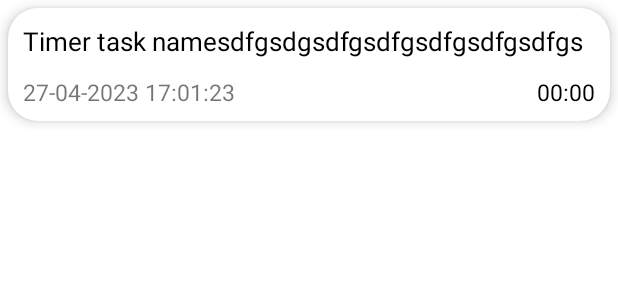
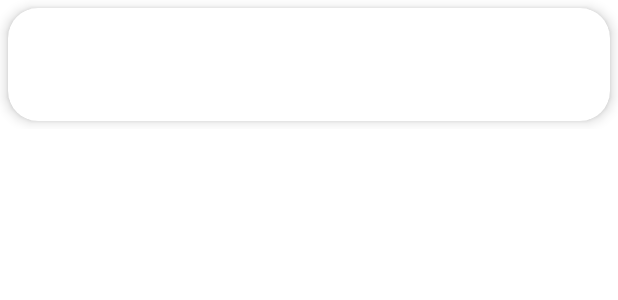
Before and after one commit to Fazer777/ToDoListMobApp, an Android app: the layout item_recycler_view_timer.xml on its own in the app's theme, with its tools: preview values and no code run, on a phone screen of 412 x 824 dp. Shown: the top 300 px of the screen. Run offline under Robolectric (Android 15) with nearby library versions, the phone set to English and light mode, and no system bars.

Commit message:
No major changes

```diff
--- a/app/src/main/java/com/example/todolistver2/fragments/Notes/NotesFragment.java
+++ b/app/src/main/java/com/example/todolistver2/fragments/Notes/NotesFragment.java
@@ -85,7 +85,7 @@ public class NotesFragment extends Fragment {
         notes = new ArrayList<>();
         notes = dbManager.getAllNotesDatabase();
         Collections.reverse(notes);
-        Toast.makeText(context, "FragmentOnCreate", Toast.LENGTH_LONG).show();
+       // Toast.makeText(context, "FragmentOnCreate", Toast.LENGTH_LONG).show();
     }
 
     @Override
@@ -179,7 +179,6 @@ public class NotesFragment extends Fragment {
 
                             }
                         }).setCancelable(false).create().show();
-
             }
         });
     }
--- a/app/src/main/res/layout/item_category_adapter.xml
+++ b/app/src/main/res/layout/item_category_adapter.xml
@@ -14,7 +14,7 @@
         android:background="@drawable/ic_category_background"
         android:foreground="@drawable/ic_category_foreground"
         android:src="@drawable/ic_category_background"
-        android:contentDescription="Icon category"
+        android:contentDescription="@string/icon_category"
         app:tint="@color/lightGreen"
         app:shapeAppearanceOverlay="@style/ShapeableImageView.Round"
         />
--- a/app/src/main/res/layout/item_recycler_view.xml
+++ b/app/src/main/res/layout/item_recycler_view.xml
@@ -33,7 +33,6 @@
                 android:id="@+id/note_id_description"
                 android:layout_width="match_parent"
                 android:layout_height="59dp"
-                android:text="Description"
                 android:textColor="@color/black"
                 android:textSize="12sp"
                 app:layout_constraintStart_toStartOf="parent"
@@ -50,8 +49,7 @@
                 app:layout_constraintLeft_toLeftOf="parent"
                 android:layout_margin="5dp"
                 android:text="20-04-23 17:59:59"
-                android:textSize="10sp"
-
+                android:textSize="12sp"
                 />
         </androidx.constraintlayout.widget.ConstraintLayout>
     </androidx.cardview.widget.CardView>
--- a/app/src/main/res/layout/item_recycler_view_timer.xml
+++ b/app/src/main/res/layout/item_recycler_view_timer.xml
@@ -7,7 +7,7 @@
     xmlns:app="http://schemas.android.com/apk/res-auto">
 
     <androidx.cardview.widget.CardView
-        android:id="@+id/item_task_id_card_view"
+        android:id="@+id/item_timer_task_id_card_view"
         android:layout_width="0dp"
         android:layout_height="75dp"
         android:maxHeight="75dp"
@@ -23,51 +23,48 @@
         android:layout_margin="5dp">
 
         <androidx.constraintlayout.widget.ConstraintLayout
-            android:id="@+id/item_task_id_layout"
+            android:id="@+id/item_timer_task_id_layout"
             android:layout_width="match_parent"
             android:layout_height="match_parent"
             android:padding="10dp">
 
             <TextView
-                android:id="@+id/item_task_id_task_name"
+                android:id="@+id/item_timer_task_id_task_name"
                 android:layout_width="match_parent"
                 android:layout_height="0dp"
                 android:maxHeight="20dp"
                 app:layout_constraintTop_toTopOf="parent"
                 app:layout_constraintStart_toStartOf="parent"
                 app:layout_constraintEnd_toEndOf="parent"
-                app:layout_constraintBottom_toTopOf="@id/item_task_id_task_date"
-                android:text="Timer task namesdfgsdgsdfgsdfgsdfgsdfgsdfgsdfgsdfgsdfgsdfg"
+                app:layout_constraintBottom_toTopOf="@id/item_timer_task_id_task_date"
                 android:textColor="@color/black"
                 android:textSize="17sp"
                 />
 
             <TextView
-                android:id="@+id/item_task_id_task_date"
+                android:id="@+id/item_timer_task_id_task_date"
                 android:layout_width="0dp"
                 android:layout_height="wrap_content"
                 android:maxHeight="20dp"
-                app:layout_constraintTop_toBottomOf="@id/item_task_id_task_name"
+                app:layout_constraintTop_toBottomOf="@id/item_timer_task_id_task_name"
                 app:layout_constraintBottom_toBottomOf="parent"
-                app:layout_constraintRight_toLeftOf="@id/item_task_id_task_time"
+                app:layout_constraintRight_toLeftOf="@id/item_timer_task_id_task_time"
                 app:layout_constraintLeft_toLeftOf="parent"
                 android:textSize="15sp"
                 android:layout_marginTop="10dp"
-                android:text="27-04-2023 17:01:23"
                 android:gravity="start"/>
 
             <TextView
-                android:id="@+id/item_task_id_task_time"
+                android:id="@+id/item_timer_task_id_task_time"
                 android:layout_width="0dp"
                 android:layout_height="wrap_content"
                 android:maxHeight="20dp"
-                app:layout_constraintTop_toBottomOf="@id/item_task_id_task_name"
-                app:layout_constraintLeft_toRightOf="@id/item_task_id_task_date"
+                app:layout_constraintTop_toBottomOf="@id/item_timer_task_id_task_name"
+                app:layout_constraintLeft_toRightOf="@id/item_timer_task_id_task_date"
                 app:layout_constraintRight_toRightOf="parent"
                 app:layout_constraintBottom_toBottomOf="parent"
                 android:textSize="15sp"
                 android:layout_marginTop="10dp"
-                android:text="00:00"
                 android:textColor="@color/black"
                 android:gravity="end"/>
         </androidx.constraintlayout.widget.ConstraintLayout>
```
Also changed, not shown: app/src/main/java/com/example/todolistver2/Activity/MainActivity.java (+0 -14 lines).
